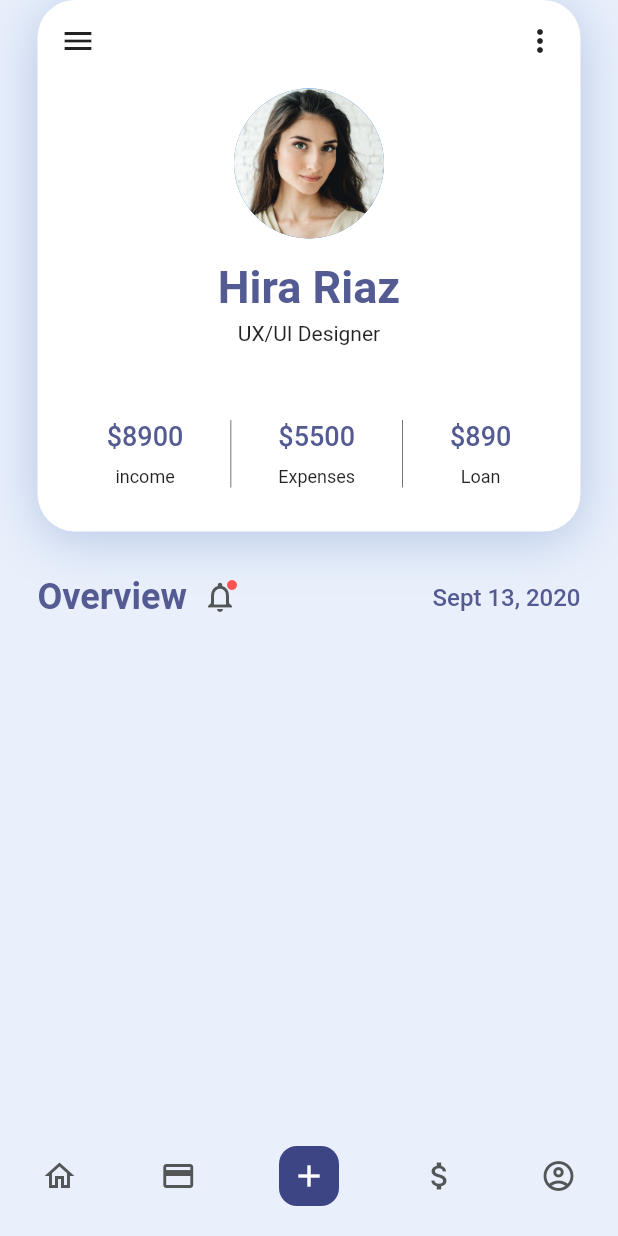
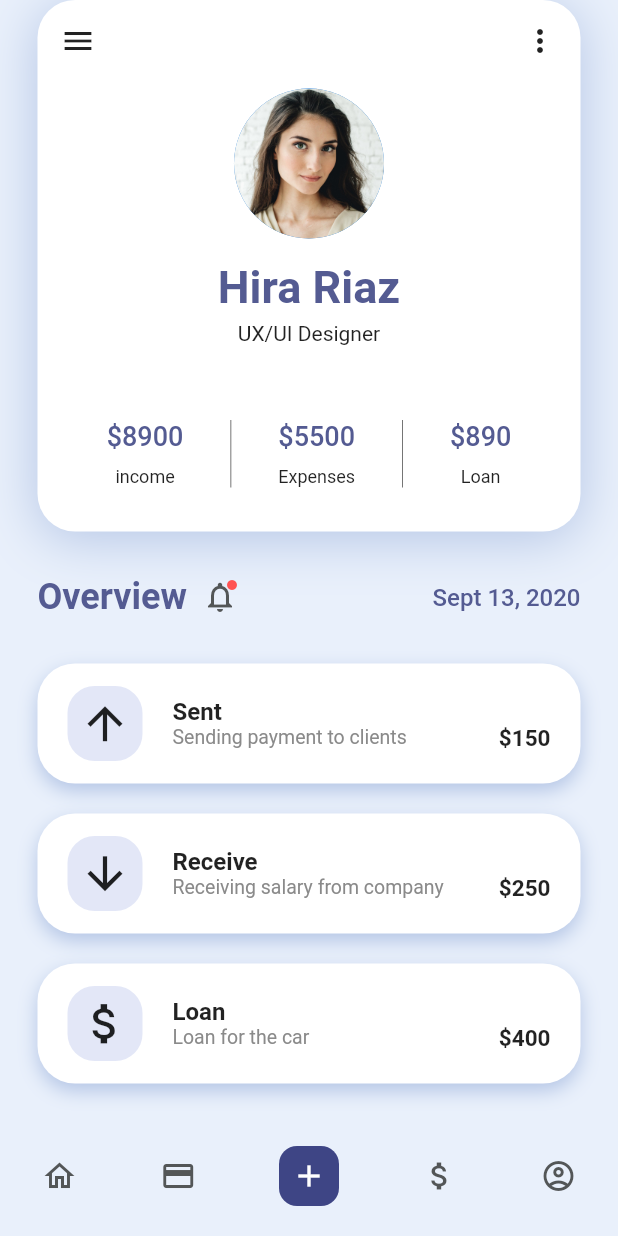
Before and after one commit to gomezjcdev/FlutterDesigns, a Flutter app: the Home screen opened by its route, on a phone screen of 412 x 824 dp. Run offline on Flutter 3.47's test engine with Material 2 defaults, Android fonts, the phone set to English and light mode, and no system bars.

Commit message:
List of transactions on home screen

```diff
--- /dev/null
+++ b/FinancialApp/lib/src/auth/ui/model/transaction_item.dart
@@ -0,0 +1,16 @@
+import 'package:flutter/cupertino.dart';
+
+class TransactionItemModel {
+  final int id;
+  final IconData icon;
+  final String title;
+  final String subtitle;
+  final int value;
+
+  TransactionItemModel(
+      {required this.id,
+      required this.icon,
+      required this.title,
+      required this.subtitle,
+      required this.value});
+}
--- a/FinancialApp/lib/src/auth/ui/screens/home.dart
+++ b/FinancialApp/lib/src/auth/ui/screens/home.dart
@@ -1,5 +1,6 @@
 import 'package:flutter/material.dart';
 
+import 'package:financial_app/src/auth/ui/widgets/transaction_list.dart';
 import 'package:financial_app/src/auth/ui/widgets/overview_section.dart';
 import 'package:financial_app/src/auth/ui/widgets/user_card.dart';
 import 'package:financial_app/src/utils/colors.dart';
@@ -13,14 +14,18 @@ class Home extends StatelessWidget {
     return Scaffold(
       backgroundColor: primaryColor,
       body: SafeArea(
-        child: Container(
-          margin: const EdgeInsets.only(left: 25.0, right: 25.0),
-          child: Column(
-            children: const [
-              UserCard(),
-              SizedBox(height: 30),
-              OverviewSection()
-            ],
+        child: SingleChildScrollView(
+          child: Container(
+            margin: const EdgeInsets.only(left: 25.0, right: 25.0),
+            child: Column(
+              children: [
+                const UserCard(),
+                const SizedBox(height: 30),
+                const OverviewSection(),
+                const SizedBox(height: 30),
+                TransactionList()
+              ],
+            ),
           ),
         ),
       ),
--- a/FinancialApp/lib/src/auth/ui/widgets/formfield.dart
+++ b/FinancialApp/lib/src/auth/ui/widgets/formfield.dart
@@ -6,7 +6,7 @@ class CustomFormField extends StatefulWidget {
   final String hintText;
   final IconData inputIcon;
   bool isPasswordField;
-  bool showPasswordButton;
+  final bool showPasswordButton;
 
   CustomFormField({
     Key? key,
--- /dev/null
+++ b/FinancialApp/lib/src/auth/ui/widgets/transaction_item.dart
@@ -0,0 +1,80 @@
+import 'package:flutter/material.dart';
+
+import 'package:financial_app/src/auth/ui/model/transaction_item.dart';
+import 'package:financial_app/src/utils/colors.dart';
+
+class TransactionItem extends StatelessWidget {
+  final TransactionItemModel transactionItem;
+
+  const TransactionItem({Key? key, required this.transactionItem})
+      : super(key: key);
+
+  @override
+  Widget build(BuildContext context) {
+    return Container(
+      width: double.infinity,
+      height: 80,
+      decoration: const BoxDecoration(
+        color: whiteColor,
+        borderRadius: BorderRadius.all(Radius.circular(25)),
+        boxShadow: [
+          BoxShadow(
+            color: secondaryColor,
+            blurRadius: 10,
+            offset: Offset(0, 5),
+            spreadRadius: 0,
+          )
+        ]
+      ),
+      child: Row(
+        mainAxisAlignment: MainAxisAlignment.spaceBetween,
+        children: [
+          Container(
+            margin: const EdgeInsets.only(left: 20),
+            decoration: const BoxDecoration(
+                color: iconBackground,
+                borderRadius: BorderRadius.all(Radius.circular(18))),
+            width: 50,
+            height: 50,
+            child: Icon(transactionItem.icon, size: 35),
+          ),
+          Expanded(
+            child: Container(
+              margin: const EdgeInsets.only(left: 20),
+              child: Column(
+                mainAxisAlignment: MainAxisAlignment.center,
+                crossAxisAlignment: CrossAxisAlignment.start,
+                children: [
+                  Text(
+                    transactionItem.title,
+                    style: const TextStyle(
+                      fontWeight: FontWeight.bold,
+                      fontSize: 16,
+                    ),
+                  ),
+                  Text(
+                    transactionItem.subtitle,
+                    style: const TextStyle(
+                      fontSize: 13,
+                      color: textColor,
+                    ),
+                  )
+                ],
+              ),
+            ),
+          ),
+          Container(
+            margin: const EdgeInsets.only(right: 20, top: 20),
+            child: Text(
+              '\$${transactionItem.value}',
+              style: const TextStyle(
+                fontWeight: FontWeight.bold,
+                fontSize: 15,
+              ),
+            ),
+          )
+        ],
+      ),
+    );
+  }
+}
--- /dev/null
+++ b/FinancialApp/lib/src/auth/ui/widgets/transaction_list.dart
@@ -0,0 +1,46 @@
+import 'package:flutter/material.dart';
+
+import 'package:financial_app/src/auth/ui/model/transaction_item.dart';
+import 'package:financial_app/src/auth/ui/widgets/transaction_item.dart';
+
+class TransactionList extends StatelessWidget {
+  final List<TransactionItemModel> listItems = [
+    TransactionItemModel(
+      id: 1,
+      icon: Icons.arrow_upward,
+      title: 'Sent',
+      subtitle: 'Sending payment to clients',
+      value: 150,
+    ),
+    TransactionItemModel(
+      id: 2,
+      icon: Icons.arrow_downward,
+      title: 'Receive',
+      subtitle: 'Receiving salary from company',
+      value: 250,
+    ),
+    TransactionItemModel(
+      id: 3,
+      icon: Icons.attach_money_sharp,
+      title: 'Loan',
+      subtitle: 'Loan for the car',
+      value: 400,
+    )
+  ];
+
+  TransactionList({Key? key}) : super(key: key);
+
+  @override
+  Widget build(BuildContext context) {
+    return ListView.separated(
+      primary: false,
+      shrinkWrap: true,
+      physics: const NeverScrollableScrollPhysics(),
+      itemBuilder: (context, index) => TransactionItem(
+        transactionItem: listItems[index],
+      ),
+      itemCount: 3,
+      separatorBuilder: (_, __) => const SizedBox(height: 20),
+    );
+  }
+}
--- a/FinancialApp/lib/src/utils/colors.dart
+++ b/FinancialApp/lib/src/utils/colors.dart
@@ -9,4 +9,5 @@ const whiteColor      = Color(0xFFFFFFFF);
 const buttonColor     = Color(0xFF3E4585);
 const tabOptionsColor = Color(0xFF535657);
 const titleColor      = Color(0xFF545B92);
+const iconBackground  = Color(0xFFE3E7F7);
 const colorBlack      = Colors.black54;
```
